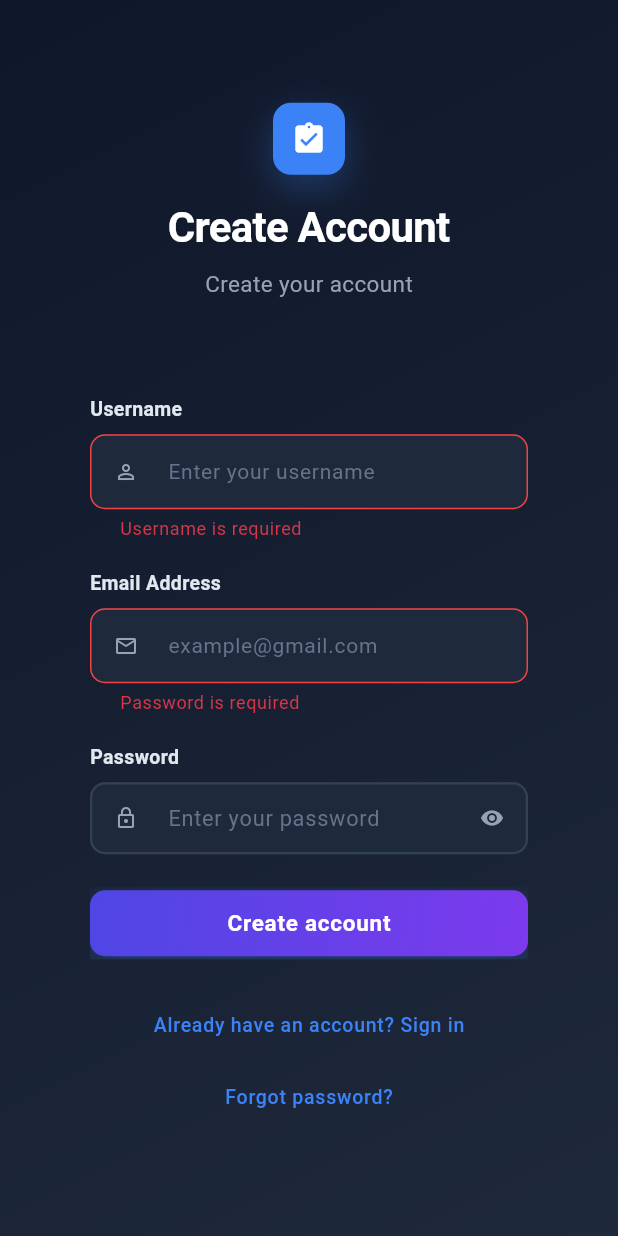
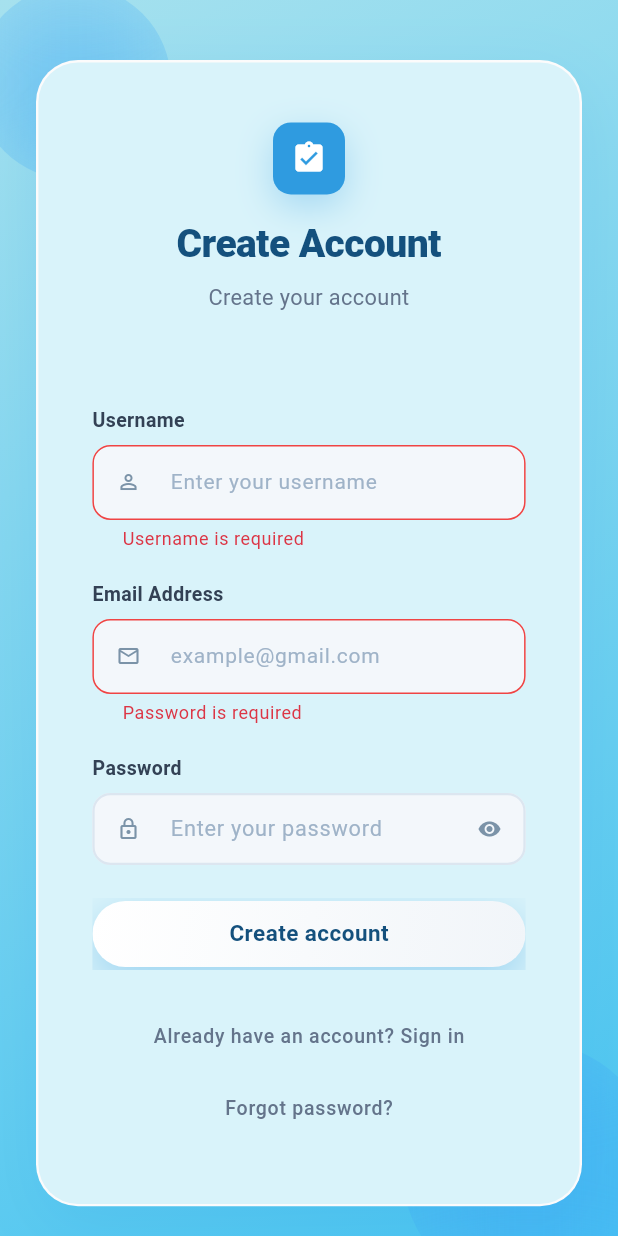
Before and after one commit to Kevs-CPU/TODOLISTFLUTTER, a Flutter app: the screen it shows after launch, after a tap on "Sign in", after a tap on "Don't have an account? Sign up", on a phone screen of 412 x 824 dp. Run offline on Flutter 3.47's test engine with Material 3 defaults, Android fonts, the light colour scheme and no system bars; our stand-ins replace auto_route, cloud_firestore, equatable, firebase_auth, firebase_core, flutter_bloc and 2 more; accounts and stored records are empty; Roboto replaces fonts that are missing (System).

Commit message:
change the style of login page sky blue

```diff
--- a/lib/app/pages/auth/widgets/login_widget.dart
+++ b/lib/app/pages/auth/widgets/login_widget.dart
@@ -1,4 +1,6 @@
 // lib/app/pages/auth/widgets/login_widget.dart
+
+import 'dart:ui';
 
 import 'package:flutter/material.dart';
 import 'package:provider/provider.dart';
@@ -179,6 +181,23 @@ class _LoginWidgetState extends State<LoginWidget> {
     }
   }
 
+  // Soft blurred circle accent, like the blobs peeking behind the cards
+  // in the reference design.
+  Widget _blurBlob({required double size, required Color color}) {
+    return IgnorePointer(
+      child: ClipOval(
+        child: ImageFiltered(
+          imageFilter: ImageFilter.blur(sigmaX: 45, sigmaY: 45),
+          child: Container(
+            width: size,
+            height: size,
+            color: color,
+          ),
+        ),
+      ),
+    );
+  }
+
   @override
   Widget build(BuildContext context) {
     return Scaffold(
@@ -248,11 +267,38 @@ class _LoginWidgetState extends State<LoginWidget> {
 
             Center(
               child: SingleChildScrollView(
-                padding: const EdgeInsets.symmetric(horizontal: 24),
+                padding: const EdgeInsets.symmetric(horizontal: 24, vertical: 40),
+                child: Stack(
+                  clipBehavior: Clip.none,
+                  alignment: Alignment.center,
+                  children: [
+                    // Decorative blurred blobs, peeking from behind the card
+                    // like in the reference design.
+                    Positioned(
+                      top: -50,
+                      left: -40,
+                      child: _blurBlob(
+                        size: 130,
+                        color: LoginWidgetStyles.blobColor.withValues(alpha: 0.55),
+                      ),
+                    ),
+                    Positioned(
+                      bottom: -60,
+                      right: -50,
+                      child: _blurBlob(
+                        size: 170,
+                        color: LoginWidgetStyles.blobColor.withValues(alpha: 0.55),
+                      ),
+                    ),
+
+                    // Gradient-bordered card
+                    Container(
+                      constraints: const BoxConstraints(maxWidth: 420),
+                      decoration: LoginWidgetStyles.cardOuterDecoration,
+                      padding: EdgeInsets.all(LoginWidgetStyles.cardBorderWidth),
                       child: Container(
-                  constraints: const BoxConstraints(maxWidth: 420),
+                        decoration: LoginWidgetStyles.cardInnerDecoration,
                         padding: const EdgeInsets.symmetric(horizontal: 36, vertical: 40),
-                  decoration: LoginWidgetStyles.cardDecoration,
                         child: Form(
                           key: _formKey,
                           child: Column(
@@ -285,6 +331,7 @@ class _LoginWidgetState extends State<LoginWidget> {
                                     : _isRegistering
                                         ? 'Create your account'
                                         : 'Sign in to continue',
+                                textAlign: TextAlign.center,
                                 style: LoginWidgetStyles.subtitleStyle,
                               ),
                               const SizedBox(height: 28),
@@ -350,7 +397,7 @@ class _LoginWidgetState extends State<LoginWidget> {
                                   controller: _usernameController,
                                   enabled: !_loading,
                                   style: const TextStyle(
-                              color: Colors.white,  // ✅ WHITE TEXT
+                                    color: LoginWidgetStyles.inputTextColor,
                                     fontSize: 14.5,
                                   ),
                                   keyboardType: TextInputType.text,
@@ -393,7 +440,7 @@ class _LoginWidgetState extends State<LoginWidget> {
                                   controller: _emailController,
                                   enabled: !_loading,
                                   style: const TextStyle(
-                              color: Colors.white,  // ✅ WHITE TEXT
+                                    color: LoginWidgetStyles.inputTextColor,
                                     fontSize: 14.5,
                                   ),
                                   keyboardType: TextInputType.emailAddress,
@@ -439,7 +486,7 @@ class _LoginWidgetState extends State<LoginWidget> {
                                   controller: _passwordController,
                                   enabled: !_loading,
                                   style: const TextStyle(
-                              color: Colors.white,  // ✅ WHITE TEXT
+                                    color: LoginWidgetStyles.inputTextColor,
                                     fontSize: 14.5,
                                   ),
                                   obscureText: !_showPassword,
@@ -451,7 +498,7 @@ class _LoginWidgetState extends State<LoginWidget> {
                                   decoration: InputDecoration(
                                     hintText: 'Enter your password',
                                     hintStyle: const TextStyle(
-                                color: Color(0xFF64748B),
+                                      color: LoginWidgetStyles.inputHintColor,
                                       fontSize: 14.5,
                                     ),
                                     prefixIcon: const Icon(
@@ -480,21 +527,21 @@ class _LoginWidgetState extends State<LoginWidget> {
                                       vertical: 11,
                                     ),
                                     border: OutlineInputBorder(
-                                borderRadius: BorderRadius.circular(10),
+                                      borderRadius: BorderRadius.circular(12),
                                       borderSide: const BorderSide(
                                         color: LoginWidgetStyles.inputBorder,
                                         width: 1.5,
                                       ),
                                     ),
                                     enabledBorder: OutlineInputBorder(
-                                borderRadius: BorderRadius.circular(10),
+                                      borderRadius: BorderRadius.circular(12),
                                       borderSide: const BorderSide(
                                         color: LoginWidgetStyles.inputBorder,
                                         width: 1.5,
                                       ),
                                     ),
                                     focusedBorder: OutlineInputBorder(
-                                borderRadius: BorderRadius.circular(10),
+                                      borderRadius: BorderRadius.circular(12),
                                       borderSide: const BorderSide(
                                         color: LoginWidgetStyles.accentColor,
                                         width: 1.5,
@@ -518,7 +565,7 @@ class _LoginWidgetState extends State<LoginWidget> {
                               ],
                               const SizedBox(height: 18),
 
-                        // Submit Button
+                              // Submit Button — floating white pill w/ shadow
                               SizedBox(
                                 width: double.infinity,
                                 child: ElevatedButton(
@@ -551,7 +598,7 @@ class _LoginWidgetState extends State<LoginWidget> {
                               ),
                               const SizedBox(height: 20),
 
-                        // Footer Buttons
+                              // Footer Buttons — plain "Cancel"-style links
                               if (!_isResetting)
                                 TextButton(
                                   onPressed: _loading ? null : _toggleMode,
@@ -576,6 +623,9 @@ class _LoginWidgetState extends State<LoginWidget> {
                         ),
                       ),
                     ),
+                  ],
+                ),
+              ),
             ),
           ],
         ),
--- a/lib/app/pages/auth/widgets/login_widget_styles.dart
+++ b/lib/app/pages/auth/widgets/login_widget_styles.dart
@@ -6,19 +6,31 @@ class LoginWidgetStyles {
   // ===================================================
   // COLORS
   // ===================================================
-  static const Color backgroundStart = Color(0xFF0F172A);
-  static const Color backgroundEnd = Color(0xFF1E293B);
-  static const Color accentColor = Color(0xFF3B82F6);
-  static const Color titleColor = Colors.white;
-  static const Color subtitleColor = Color(0xFF94A3B8);
-  static const Color labelColor = Color(0xFFE2E8F0);
-  static const Color iconColor = Color(0xFF94A3B8);
-  static const Color inputBorder = Color(0xFF334155);
-  static const Color inputBackground = Color(0xFF1E293B);
-  static const Color inputTextColor = Colors.white;
-  static const Color inputHintColor = Color(0xFF64748B);
+  static const Color backgroundStart = Color(0xFFEAFBFF);
+  static const Color backgroundEnd = Color(0xFF49C5F1);
+
+  static const Color accentColor = Color(0xFF2F9BE0);
+  static const Color titleColor = Color(0xFF14507D);
+  static const Color subtitleColor = Color(0xFF64748B);
+  static const Color labelColor = Color(0xFF334155);
+  static const Color iconColor = Color(0xFF7B93A8);
+
+  // Card / inputs — light theme now instead of dark navy
+  static const Color cardColor = Color.fromARGB(255, 217, 243, 250);
+  static const Color inputBorder = Color(0xFFDCE6F0);
+  static const Color inputBackground = Color(0xFFF3F7FB);
+  static const Color inputTextColor = Color(0xFF1E293B);
+  static const Color inputHintColor = Color(0xFF9FB3C8);
+
   static const Color errorColor = Color(0xFFEF4444);
   static const Color successColor = Color(0xFF22C55E);
+
+  // Gradient border colors (orange → blue diagonal, like the reference cards)
+  static const Color borderGradientStart = Color.fromARGB(255, 252, 251, 251);
+  static const Color borderGradientEnd = Color.fromARGB(255, 251, 251, 252);
+
+  // Decorative blurred "blob" accents
+  static const Color blobColor = Color(0xFF3FA9F5);
 
   // ===================================================
   // GRADIENTS
@@ -26,17 +38,44 @@ class LoginWidgetStyles {
   static const LinearGradient backgroundGradient = LinearGradient(
     begin: Alignment.topLeft,
     end: Alignment.bottomRight,
-    colors: [backgroundStart, backgroundEnd],
+    colors: [Color.fromARGB(255, 166, 225, 238), backgroundEnd],
+  );
+
+  static const LinearGradient cardBorderGradient = LinearGradient(
+    begin: Alignment.topLeft,
+    end: Alignment.bottomRight,
+    colors: [borderGradientStart, borderGradientEnd],
+  );
+
+  static const LinearGradient buttonGradient = LinearGradient(
+    begin: Alignment.topLeft,
+    end: Alignment.bottomRight,
+    colors: [Colors.white, Color(0xFFF1F5F9)],
   );
 
   // ===================================================
-  // CARD DECORATION - WALANG CARD (Transparent)
+  // CARD SHAPE
   // ===================================================
-  static BoxDecoration cardDecoration = BoxDecoration(
-    color: Colors.transparent,
-    borderRadius: BorderRadius.circular(0),
-    boxShadow: [],
-  );
+  static const double cardBorderRadius = 28;
+  static const double cardBorderWidth = 1.6;
+  static double get cardInnerRadius => cardBorderRadius - cardBorderWidth;
+
+  static BoxDecoration get cardOuterDecoration => BoxDecoration(
+        gradient: cardBorderGradient,
+        borderRadius: BorderRadius.circular(cardBorderRadius),
+        boxShadow: [
+          BoxShadow(
+            color: accentColor.withValues(alpha: 0.18),
+            blurRadius: 40,
+            offset: const Offset(0, 16),
+          ),
+        ],
+      );
+
+  static BoxDecoration get cardInnerDecoration => BoxDecoration(
+        color: cardColor,
+        borderRadius: BorderRadius.circular(cardInnerRadius),
+      );
 
   // ===================================================
   // ICON BADGE
@@ -54,19 +93,20 @@ class LoginWidgetStyles {
   );
 
   // ===================================================
-  // TEXT STYLES - White text for dark background
+  // TEXT STYLES — dark navy on light background now
   // ===================================================
   static const TextStyle titleStyle = TextStyle(
-    fontSize: 28,
-    fontWeight: FontWeight.w700,
+    fontSize: 26,
+    fontWeight: FontWeight.w800,
     color: titleColor,
-    letterSpacing: -0.5,
+    letterSpacing: -0.4,
   );
 
   static const TextStyle subtitleStyle = TextStyle(
-    fontSize: 15,
+    fontSize: 14.5,
     color: subtitleColor,
     fontWeight: FontWeight.w400,
+    height: 1.4,
   );
 
   static const TextStyle labelStyle = TextStyle(
@@ -87,14 +127,15 @@ class LoginWidgetStyles {
     fontWeight: FontWeight.w500,
   );
 
+  // "Cancel"-style plain link text, like the reference card
   static const TextStyle toggleButtonStyle = TextStyle(
     fontSize: 13,
     fontWeight: FontWeight.w500,
-    color: accentColor,
+    color: subtitleColor,
   );
 
   // ===================================================
-  // INPUT DECORATION - Dark theme with WHITE text
+  // INPUT DECORATION — light theme
   // ===================================================
   static InputDecoration inputDecoration({
     required String hint,
@@ -103,7 +144,7 @@ class LoginWidgetStyles {
   }) {
     return InputDecoration(
       hintText: hint,
-      hintStyle: TextStyle(
+      hintStyle: const TextStyle(
         color: inputHintColor,
         fontSize: 14,
         fontWeight: FontWeight.w400,
@@ -113,50 +154,44 @@ class LoginWidgetStyles {
       filled: true,
       fillColor: inputBackground,
       contentPadding: const EdgeInsets.symmetric(horizontal: 16, vertical: 14),
-      //  Style for the text inside input
       labelStyle: const TextStyle(color: inputTextColor),
-      //  Style for the input text
       border: OutlineInputBorder(
-        borderRadius: BorderRadius.circular(10),
+        borderRadius: BorderRadius.circular(12),
         borderSide: const BorderSide(color: inputBorder, width: 1),
       ),
       enabledBorder: OutlineInputBorder(
-        borderRadius: BorderRadius.circular(10),
+        borderRadius: BorderRadius.circular(12),
         borderSide: const BorderSide(color: inputBorder, width: 1),
       ),
       focusedBorder: OutlineInputBorder(
-        borderRadius: BorderRadius.circular(10),
+        borderRadius: BorderRadius.circular(12),
         borderSide: const BorderSide(color: accentColor, width: 2),
       ),
       errorBorder: OutlineInputBorder(
-        borderRadius: BorderRadius.circular(10),
+        borderRadius: BorderRadius.circular(12),
         borderSide: const BorderSide(color: errorColor, width: 1),
       ),
       focusedErrorBorder: OutlineInputBorder(
-        borderRadius: BorderRadius.circular(10),
+        borderRadius: BorderRadius.circular(12),
         borderSide: const BorderSide(color: errorColor, width: 2),
       ),
     );
   }
 
   // ===================================================
-  // BUTTON DECORATION
+  // BUTTON DECORATION — floating white pill, like "Subscribe"
   // ===================================================
   static BoxDecoration buttonDecoration({bool disabled = false}) {
     return BoxDecoration(
-      gradient: const LinearGradient(
-        begin: Alignment.topLeft,
-        end: Alignment.bottomRight,
-        colors: [Color(0xFF4F46E5), Color(0xFF7C3AED)],
-      ),
-      borderRadius: BorderRadius.circular(10),
+      gradient: buttonGradient,
+      borderRadius: BorderRadius.circular(999),
       boxShadow: disabled
           ? []
           : [
               BoxShadow(
-                color: accentColor.withValues(alpha: 0.3),
+                color: accentColor.withValues(alpha: 0.35),
                 blurRadius: 24,
-                offset: const Offset(0, 8),
+                offset: const Offset(0, 10),
               ),
             ],
     );
@@ -164,8 +199,8 @@ class LoginWidgetStyles {
 
   static const TextStyle buttonTextStyle = TextStyle(
     fontSize: 15,
-    fontWeight: FontWeight.w600,
-    color: Colors.white,
-    letterSpacing: 0.5,
+    fontWeight: FontWeight.w700,
+    color: titleColor,
+    letterSpacing: 0.3,
   );
 }
```
Lines whose indentation alone changed are shown as unchanged.
